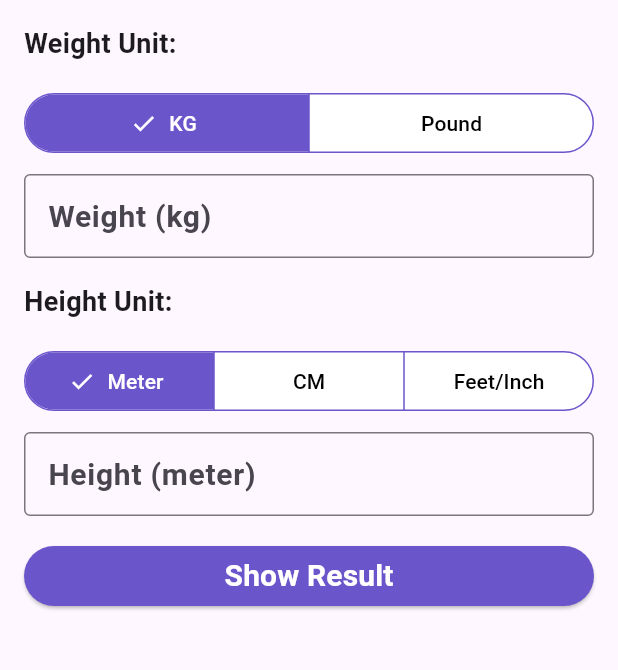
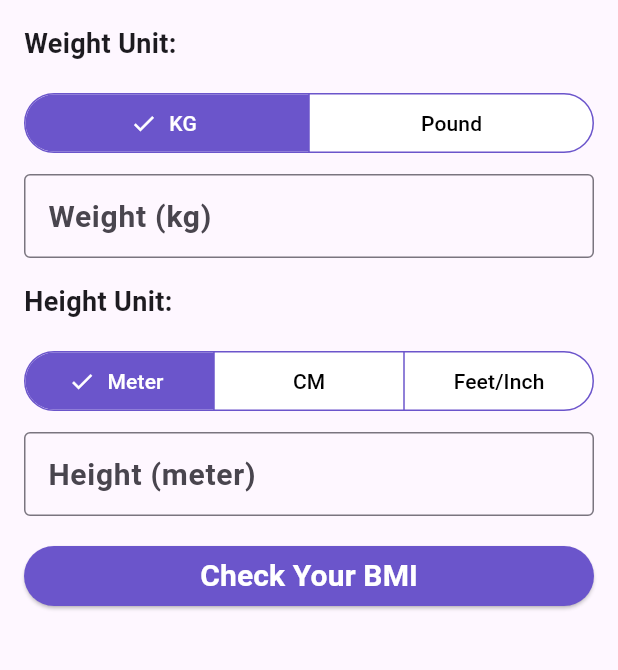
Before and after one commit to heyshahabuddin/bmi-calculator, a Flutter app: the screen it shows after launch, on a phone screen of 412 x 824 dp, the part 84-754 px from its top. Run offline on Flutter 3.47's test engine with Material 3 defaults, Android fonts, the phone set to English and light mode, and no system bars.

Commit message:
Added BMI container

```diff
--- a/lib/home_screen.dart
+++ b/lib/home_screen.dart
@@ -446,7 +446,7 @@ class _HomeScreenState extends State<HomeScreen> {
             style: ElevatedButton.styleFrom(backgroundColor: Color(0xFF6B55CB)),
             onPressed: _calculateBMI,
             child: Text(
-              "Show Result",
+              "Check Your BMI",
               style: TextStyle(
                 color: Color(0xFFFFFFFF),
                 fontWeight: FontWeight.w700,
@@ -456,22 +456,50 @@ class _HomeScreenState extends State<HomeScreen> {
           ),
           const SizedBox(height: 16),
           if (_bmiResult != '')...[
-            Text(
-              "Result: $_bmiResult",
-              style: TextStyle(
-                //color: Color(0xFFFFFFFF),
-                fontSize: 25,
-                fontWeight: FontWeight.w700,
+            Container(
+              padding: EdgeInsets.all(16),
+              //height: 300,
+              //width: 300,
+              decoration: BoxDecoration(
+                color: _bmiCategoryColor ?? Colors.grey,
+              ),
+              child: Column(
+                mainAxisSize: MainAxisSize.min,
+                children: [
+                  Text(
+                    "Your BMI:",
+                    style: TextStyle(
+                      color: Color(0xFFFFFFFF),
+                      fontSize: 25,
+                      fontWeight: FontWeight.w700,
+                    ),
+                  ),
+                  Text(
+                    _bmiResult,
+                    style: TextStyle(
+                      color: Color(0xFFFFFFFF),
+                      fontSize: 25,
+                      fontWeight: FontWeight.w700,
+                    ),
+                  ),
+                  Text('$_bmiCategory',
+                    style: TextStyle(
+                      color: Color(0xFFFFFFFF),
+                      fontSize: 25,
+                      fontWeight: FontWeight.w700,
+                    ),
+                  ),
+              ]
               ),
             ),
-            Text(
+            /*Text(
               "Category: $_bmiCategory",
               style: TextStyle(
                 color: _bmiCategoryColor ?? Colors.grey,
                 fontSize: 25,
                 fontWeight: FontWeight.w700,
               ),
-            ),
+            ),*/
             if (_bmiResult != '')...[
               Container(
                 child: Image.asset('assets/images/$_bmiCategoryBadge'),
```
